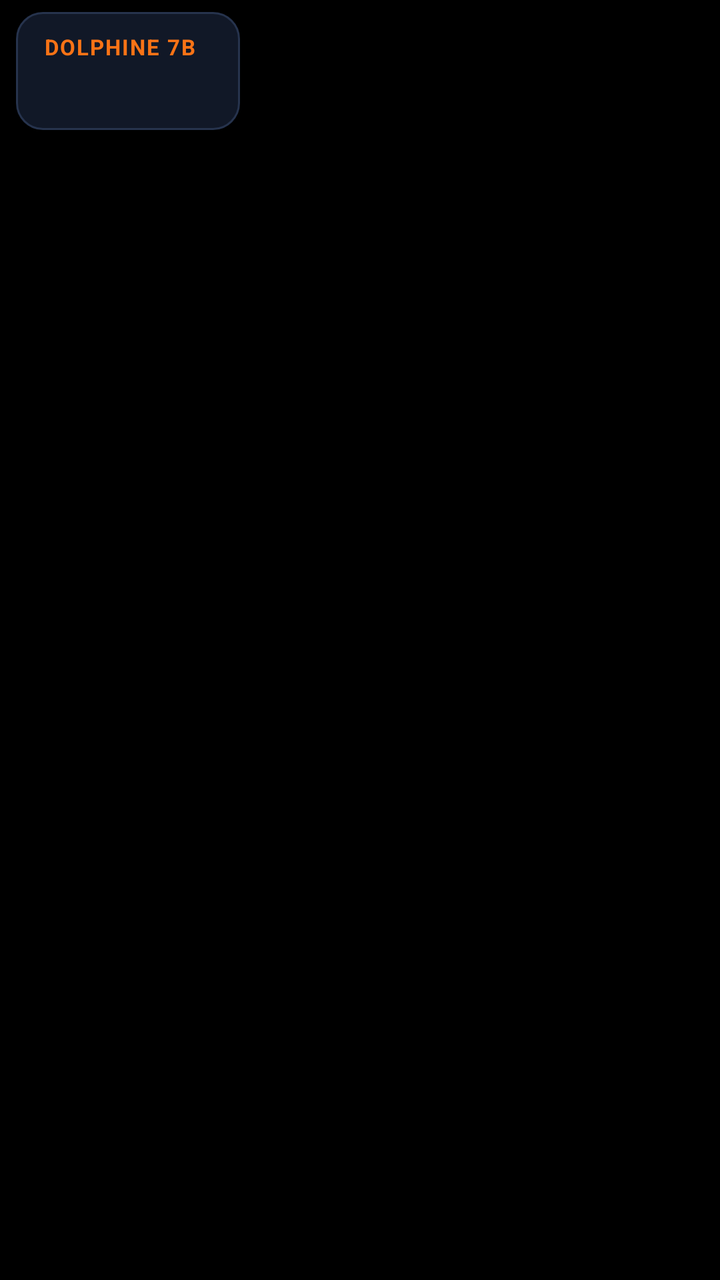
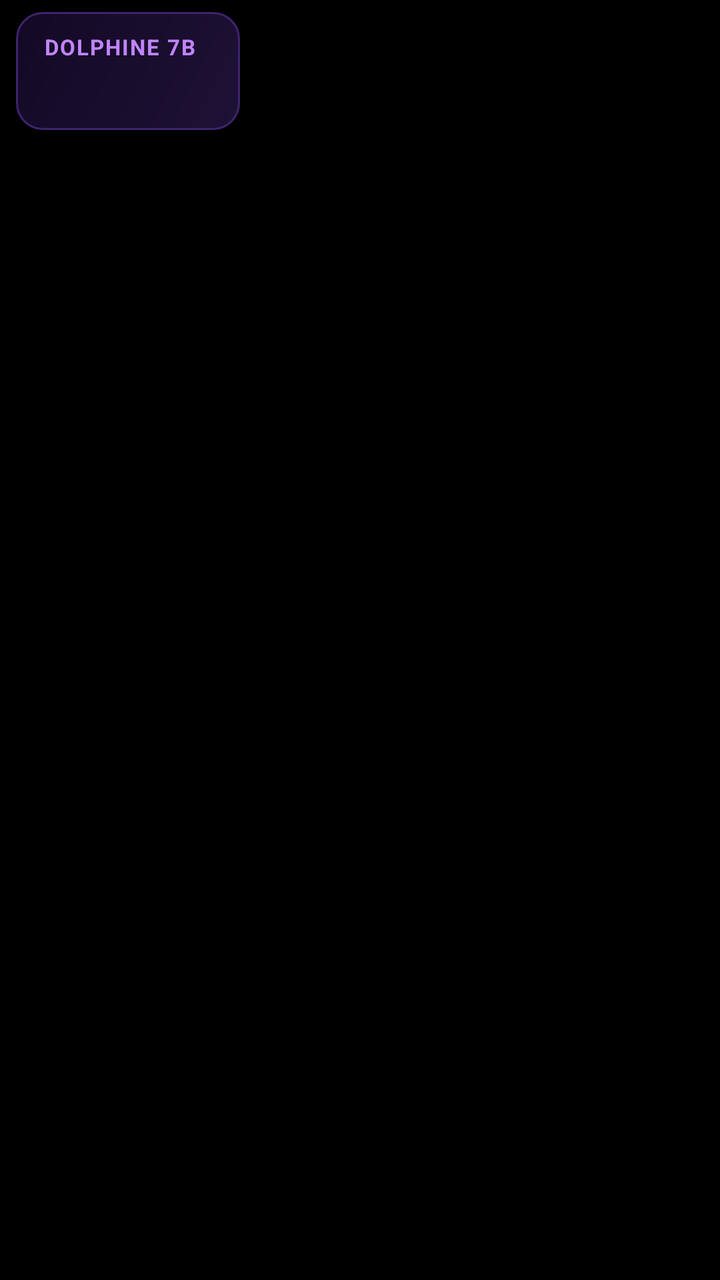

Two renders of the same Android screen: before a commit and after it. Below are the layout's source before the change and the commit's diff.
<!-- AndroidManifest.xml: application theme Theme.MyApplication -->
<!-- res/layout/item_chat_message.xml -->
<?xml version="1.0" encoding="utf-8"?>
<FrameLayout xmlns:android="http://schemas.android.com/apk/res/android"
    android:id="@+id/messageRowRoot"
    android:layout_width="match_parent"
    android:layout_height="wrap_content"
    android:paddingStart="8dp"
    android:paddingTop="6dp"
    android:paddingEnd="8dp"
    android:paddingBottom="6dp">

    <LinearLayout
        android:id="@+id/bubbleContainer"
        android:layout_width="wrap_content"
        android:layout_height="wrap_content"
        android:background="@drawable/bg_bubble_ai"
        android:orientation="vertical"
        android:paddingStart="14dp"
        android:paddingTop="10dp"
        android:paddingEnd="14dp"
        android:paddingBottom="10dp">

        <LinearLayout
            android:layout_width="wrap_content"
            android:layout_height="wrap_content"
            android:gravity="center_vertical"
            android:orientation="horizontal">

            <TextView
                android:id="@+id/tvSenderRole"
                android:layout_width="wrap_content"
                android:layout_height="wrap_content"
                android:letterSpacing="0.06"
                android:text="@string/role_assistant"
                android:textColor="@color/accent_orange"
                android:textSize="11sp"
                android:textStyle="bold" />

            <TextView
                android:id="@+id/tvTimestamp"
                android:layout_width="wrap_content"
                android:layout_height="wrap_content"
                android:layout_marginStart="8dp"
                android:textColor="@color/text_placeholder"
                android:textSize="10sp" />
        </LinearLayout>

        <TextView
            android:id="@+id/tvMessageContent"
            android:layout_width="wrap_content"
            android:layout_height="wrap_content"
            android:layout_marginTop="4dp"
            android:lineSpacingExtra="3dp"
            android:maxWidth="280dp"
            android:textColor="@color/text_primary"
            android:textIsSelectable="true"
            android:textSize="15sp" />
    </LinearLayout>

</FrameLayout>
<!-- resources referenced by this layout -->
<resources>
  <color name="accent_orange">#FFF97316</color>
  <color name="text_placeholder">#FF9CA3AF</color>
  <color name="text_primary">#FFEEEEEE</color>
  <!-- drawable bg_bubble_ai (drawable) -->
  <?xml version="1.0" encoding="utf-8"?>
  <shape xmlns:android="http://schemas.android.com/apk/res/android"
      android:shape="rectangle">
      <solid android:color="@color/surface_ai_bubble" />
      <corners android:radius="13dp" />
      <stroke
          android:width="1dp"
          android:color="@color/border_subtle" />
  </shape>
  <string name="role_assistant">DOLPHINE 7B</string>
  <style name="Theme.MyApplication" parent="android:Theme.DeviceDefault.NoActionBar">
          <item name="android:statusBarColor">#000000</item>
          <item name="android:navigationBarColor">#000000</item>
          <item name="android:windowBackground">#000000</item>
          <item name="android:colorAccent">#2563EB</item>
          <item name="android:textColorPrimary">#FFFFFF</item>
          <item name="android:textColorHint">#9E9E9E</item>
      </style>
  <color name="surface_ai_bubble">#FF111827</color>
  <color name="border_subtle">#FF26334D</color>
</resources>

<!-- the commit's change to res/layout/item_chat_message.xml (unified diff, before → after) -->
@@ -13,6 +13,9 @@
         android:layout_width="wrap_content"
         android:layout_height="wrap_content"
         android:background="@drawable/bg_bubble_ai"
+        android:clickable="true"
+        android:focusable="true"
+        android:longClickable="true"
         android:orientation="vertical"
         android:paddingStart="14dp"
         android:paddingTop="10dp"
@@ -52,8 +55,38 @@
             android:lineSpacingExtra="3dp"
             android:maxWidth="280dp"
             android:textColor="@color/text_primary"
-            android:textIsSelectable="true"
             android:textSize="15sp" />
+
+        <LinearLayout
+            android:id="@+id/typingIndicatorContainer"
+            android:layout_width="wrap_content"
+            android:layout_height="wrap_content"
+            android:layout_marginTop="8dp"
+            android:layout_marginBottom="4dp"
+            android:gravity="center_vertical"
+            android:orientation="horizontal"
+            android:visibility="gone">
+
+            <View
+                android:id="@+id/typingDot1"
+                android:layout_width="8dp"
+                android:layout_height="8dp"
+                android:background="@drawable/bg_typing_dot" />
+
+            <View
+                android:id="@+id/typingDot2"
+                android:layout_width="8dp"
+                android:layout_height="8dp"
+                android:layout_marginStart="6dp"
+                android:background="@drawable/bg_typing_dot" />
+
+            <View
+                android:id="@+id/typingDot3"
+                android:layout_width="8dp"
+                android:layout_height="8dp"
+                android:layout_marginStart="6dp"
+                android:background="@drawable/bg_typing_dot" />
+        </LinearLayout>
     </LinearLayout>
 
 </FrameLayout>
<!-- resource entries referenced after the edit -->
@@ -1,17 +1,30 @@
 <!-- resources referenced by this layout -->
 <resources>
-  <color name="accent_orange">#FFF97316</color>
-  <color name="text_placeholder">#FF9CA3AF</color>
-  <color name="text_primary">#FFEEEEEE</color>
+  <color name="accent_orange">#FFC084FC</color>
+  <color name="text_placeholder">#FFA78BFA</color>
+  <color name="text_primary">#FFF5F3FF</color>
   <!-- drawable bg_bubble_ai (drawable) -->
   <?xml version="1.0" encoding="utf-8"?>
   <shape xmlns:android="http://schemas.android.com/apk/res/android"
       android:shape="rectangle">
-      <solid android:color="@color/surface_ai_bubble" />
+      <gradient
+          android:angle="135"
+          android:startColor="#1E1136"
+          android:endColor="#130924"
+          android:type="linear" />
       <corners android:radius="13dp" />
       <stroke
           android:width="1dp"
-          android:color="@color/border_subtle" />
+          android:color="#3E236E" />
+  </shape>
+  <!-- drawable bg_typing_dot (drawable) -->
+  <?xml version="1.0" encoding="utf-8"?>
+  <shape xmlns:android="http://schemas.android.com/apk/res/android"
+      android:shape="oval">
+      <solid android:color="@color/accent_orange" />
+      <size
+          android:width="8dp"
+          android:height="8dp" />
   </shape>
   <string name="role_assistant">DOLPHINE 7B</string>
   <style name="Theme.MyApplication" parent="android:Theme.DeviceDefault.NoActionBar">
@@ -22,7 +35,5 @@
           <item name="android:textColorPrimary">#FFFFFF</item>
           <item name="android:textColorHint">#9E9E9E</item>
       </style>
-  <color name="surface_ai_bubble">#FF111827</color>
-  <color name="border_subtle">#FF26334D</color>
 </resources>
 
